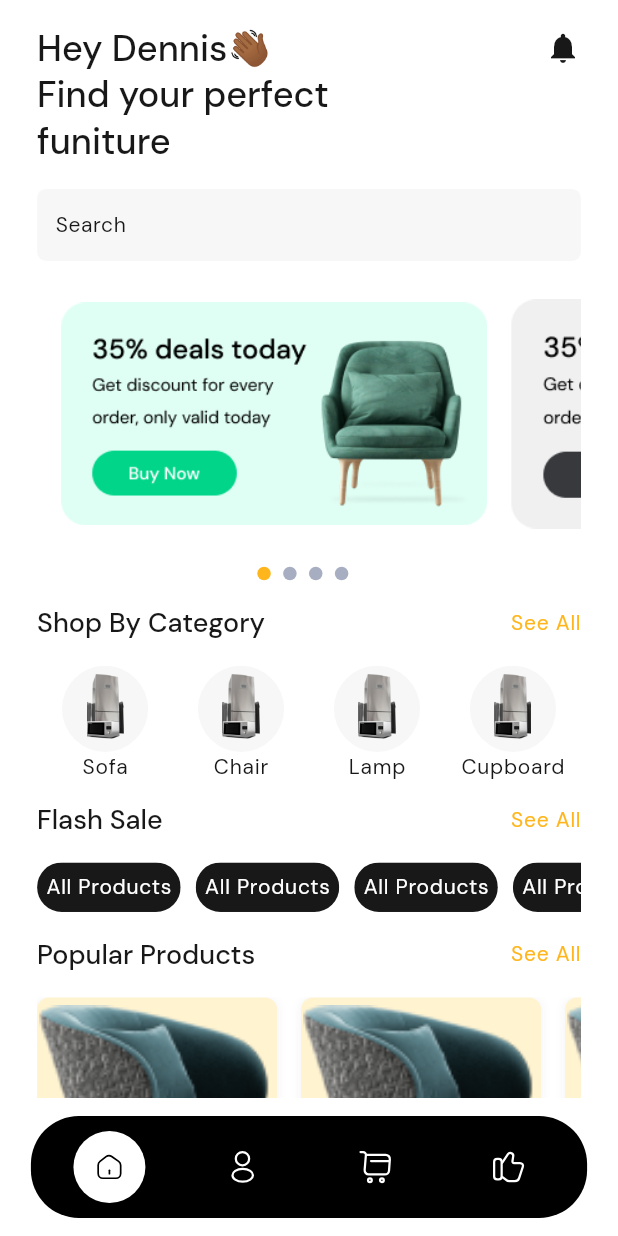
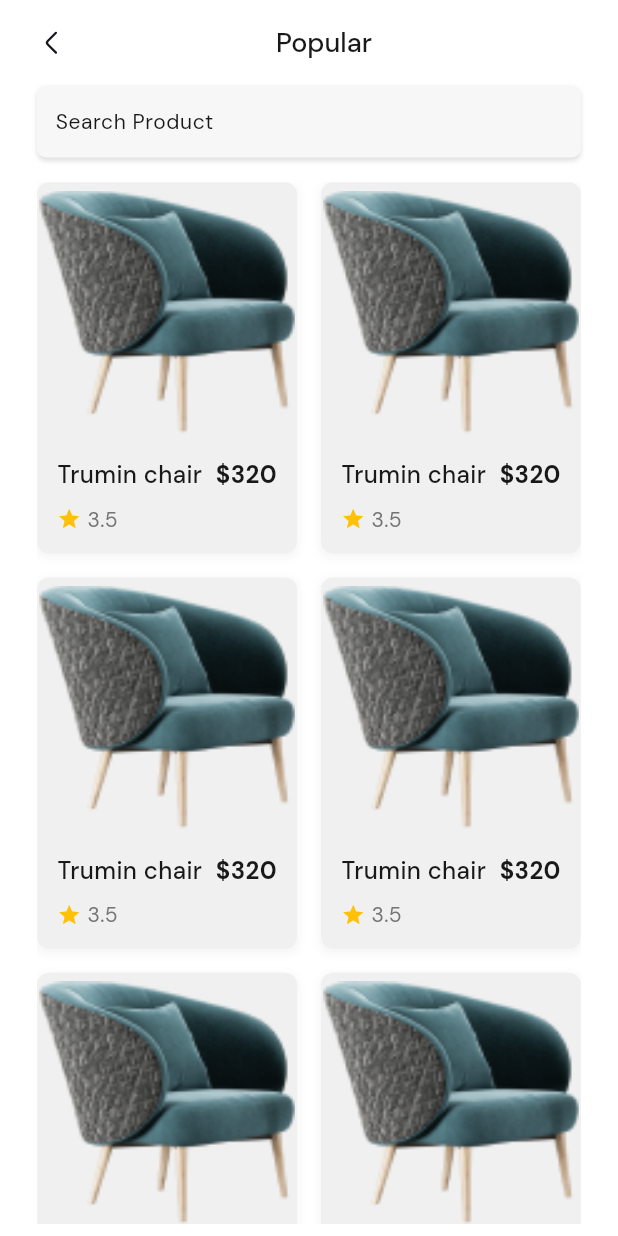
Before and after one commit to hello-favour/Home-Ease, a Flutter app: the screen it shows after launch, after a tap on "See All", on a phone screen of 412 x 824 dp. Run offline on Flutter 3.47's test engine with Material 3 defaults, Android fonts, the phone set to English and light mode, and no system bars; drawn by our look-alikes of carousel_slider, dots_indicator; our stand-ins replace flutter_riverpod, flutter_staggered_animations, flutter_svg, gap, go_router, google_fonts and 2 more.

Commit message:
added view all for popular product, recommend, arrival

```diff
--- a/lib/core/constants/app_router.dart
+++ b/lib/core/constants/app_router.dart
@@ -6,7 +6,13 @@ import 'package:home_ease/views/auth/login_view.dart';
 import 'package:home_ease/views/auth/register_view.dart';
 import 'package:home_ease/views/cart/cart_view.dart';
 import 'package:home_ease/views/favorite/favorite_view.dart';
+import 'package:home_ease/views/home/chair_view.dart';
+import 'package:home_ease/views/home/cupboard_view.dart';
 import 'package:home_ease/views/home/home_view.dart';
+import 'package:home_ease/views/home/lamp_view.dart';
+import 'package:home_ease/views/home/new_arrival_product_view.dart';
+import 'package:home_ease/views/home/popular_product_view.dart';
+import 'package:home_ease/views/home/recommend_product_view.dart';
 import 'package:home_ease/views/home/sofa_view.dart';
 import 'package:home_ease/views/onboarding/splash_view.dart';
 import 'package:home_ease/views/onboarding/onboarding_view.dart';
@@ -36,6 +42,9 @@ abstract class AppRoutes {
   static String get popularProduct => '/popularProduct';
   static String get newArrival => '/newArrival';
   static String get recommendProduct => '/recommendProduct';
+  static String get chair => '/chair';
+  static String get lamp => '/lamp';
+  static String get cupBoard => '/cupBoard';
 }
 
 final GlobalKey<NavigatorState> parentNavigatorKey =
@@ -98,16 +107,28 @@ class CustomNavigationHelper {
       builder: (context, state) => const SofaView(),
     ),
     GoRoute(
-      path: AppRoutes.sofa,
-      builder: (context, state) => const SofaView(),
+      path: AppRoutes.popularProduct,
+      builder: (context, state) => const PopularProductView(),
     ),
     GoRoute(
-      path: AppRoutes.sofa,
-      builder: (context, state) => const SofaView(),
+      path: AppRoutes.newArrival,
+      builder: (context, state) => const NewArrivalProductView(),
     ),
     GoRoute(
-      path: AppRoutes.sofa,
-      builder: (context, state) => const SofaView(),
+      path: AppRoutes.recommendProduct,
+      builder: (context, state) => const RecommendProductView(),
+    ),
+    GoRoute(
+      path: AppRoutes.chair,
+      builder: (context, state) => const ChairView(),
+    ),
+    GoRoute(
+      path: AppRoutes.lamp,
+      builder: (context, state) => const LampView(),
+    ),
+    GoRoute(
+      path: AppRoutes.cupBoard,
+      builder: (context, state) => const CupboardView(),
     ),
     StatefulShellRoute.indexedStack(
       parentNavigatorKey: parentNavigatorKey,
--- a/lib/utils/app_textfield.dart
+++ b/lib/utils/app_textfield.dart
@@ -22,20 +22,22 @@ class AppTextfield extends ConsumerWidget {
 
   @override
   Widget build(BuildContext context, WidgetRef ref) {
-    final isObscure =
-        obscureText ? ref.watch(obscureTextProvider(controller!)) : false;
+    // Only watch the provider if both obscureText is true and controller is not null
+    final isObscure = obscureText && controller != null
+        ? ref.watch(obscureTextProvider(controller!))
+        : false;
 
     return Container(
       decoration: BoxDecoration(
         color: AppColors.greyColor,
         borderRadius: BorderRadius.circular(10.sp),
-        // boxShadow: [
-        //   BoxShadow(
-        //     color: Colors.grey.shade300,
-        //     blurRadius: 2,
-        //     offset: const Offset(0, 2),
-        //   ),
-        // ],
+        boxShadow: [
+          BoxShadow(
+            color: Colors.grey.shade300,
+            blurRadius: 2,
+            offset: const Offset(0, 2),
+          ),
+        ],
       ),
       child: TextField(
         controller: controller,
@@ -46,7 +48,8 @@ class AppTextfield extends ConsumerWidget {
           labelStyle: Theme.of(context).textTheme.bodySmall?.copyWith(
                 color: AppColors.blackColor,
               ),
-          suffixIcon: obscureText
+          suffixIcon: obscureText &&
+                  controller != null // Check if controller is not null
               ? GestureDetector(
                   onTap: () {
                     ref
--- a/lib/views/home/home_view.dart
+++ b/lib/views/home/home_view.dart
@@ -62,8 +62,8 @@ class _HomeViewState extends ConsumerState<HomeView> {
                 ),
                 const OffersList(),
                 2.sH,
-                RowText(
-                  onTap: () {},
+                const RowText(
+                  viewAll: false,
                   title: "Shop By Category",
                 ),
                 2.sH,
@@ -99,8 +99,8 @@ class _HomeViewState extends ConsumerState<HomeView> {
                   ),
                 ),
                 1.sH,
-                RowText(
-                  onTap: () {},
+                const RowText(
+                  viewAll: false,
                   title: "Flash Sale",
                 ),
                 2.sH,
--- a/lib/views/home/popular_product_view.dart
+++ b/lib/views/home/popular_product_view.dart
@@ -0,0 +1,85 @@
+import 'package:flutter/material.dart';
+import 'package:flutter_riverpod/flutter_riverpod.dart';
+import 'package:flutter_svg/svg.dart';
+import 'package:go_router/go_router.dart';
+import 'package:home_ease/core/constants/app_colors.dart';
+import 'package:home_ease/gen/assets.gen.dart';
+import 'package:home_ease/utils/app_textfield.dart';
+import 'package:home_ease/utils/extension.dart';
+import 'package:home_ease/views/home/widgets/product_card.dart';
+import 'package:sizer/sizer.dart';
+
+class PopularProductView extends ConsumerWidget {
+  const PopularProductView({super.key});
+
+  @override
+  Widget build(BuildContext context, WidgetRef ref) {
+    return Scaffold(
+      body: SafeArea(
+        child: SizedBox(
+          width: double.infinity,
+          child: Padding(
+            padding: EdgeInsets.symmetric(horizontal: 6.w),
+            child: Column(
+              children: [
+                2.sH,
+                Row(
+                  mainAxisAlignment: MainAxisAlignment.start,
+                  children: [
+                    GestureDetector(
+                      onTap: () {
+                        context.pop();
+                      },
+                      child: SvgPicture.asset(Assets.icons.arrowLeft),
+                    ),
+                    const Spacer(),
+                    Text(
+                      "Popular",
+                      style: Theme.of(context).textTheme.headlineSmall,
+                    ),
+                    const Spacer(),
+                  ],
+                ),
+                2.sH,
+                Expanded(
+                  child: Column(
+                    children: [
+                      const AppTextfield(
+                        label: "Search Product",
+                        obscureText: false,
+                        textInputType: TextInputType.text,
+                      ),
+                      2.sH,
+                      Expanded(
+                        child: GridView.builder(
+                          gridDelegate:
+                              const SliverGridDelegateWithFixedCrossAxisCount(
+                            crossAxisCount: 2,
+                            childAspectRatio: 0.7,
+                            crossAxisSpacing: 16,
+                            mainAxisSpacing: 16,
+                          ),
+                          itemBuilder: (context, index) {
+                            return ProductCard(
+                              title: 'Trumin chair',
+                              price: 320,
+                              rating: 3.5,
+                              imagePath: Assets.images.armchair.path,
+                              background: AppColors.greyBgColor,
+                            );
+                          },
+                          itemCount: 10,
+                        ),
+                      ),
+                      1.sH,
+                    ],
+                  ),
+                ),
+              ],
+            ),
+          ),
+        ),
+      ),
+    );
+  }
+}
--- a/lib/views/home/widgets/product_card.dart
+++ b/lib/views/home/widgets/product_card.dart
@@ -1,5 +1,4 @@
 import 'package:flutter/material.dart';
-import 'package:home_ease/core/constants/app_colors.dart';
 import 'package:sizer/sizer.dart';
 
 class ProductCard extends StatelessWidget {
@@ -10,13 +9,13 @@ class ProductCard extends StatelessWidget {
   final Color background;
 
   const ProductCard({
-    Key? key,
+    super.key,
     required this.title,
     required this.price,
     required this.rating,
     required this.imagePath,
     required this.background,
-  }) : super(key: key);
+  });
 
   @override
   Widget build(BuildContext context) {
@@ -112,31 +111,3 @@ class ProductCard extends StatelessWidget {
     );
   }
 }
-
-
-// // Example usage in a grid
-// class ProductGrid extends StatelessWidget {
-//   const ProductGrid({Key? key}) : super(key: key);
-
-//   @override
-//   Widget build(BuildContext context) {
-//     return GridView.builder(
-//       padding: const EdgeInsets.all(16),
-//       gridDelegate: const SliverGridDelegateWithFixedCrossAxisCount(
-//         crossAxisCount: 2,
-//         childAspectRatio: 0.7,
-//         crossAxisSpacing: 16,
-//         mainAxisSpacing: 16,
-//       ),
-//       itemBuilder: (context, index) {
-//         return const ProductCard(
-//           title: 'Trumin chair',
-//           price: 320,
-//           rating: 3.5,
-//           imagePath: 'assets/images/chair.jpg', // Path to your asset image
-//         );
-//       },
-//       itemCount: 10,
-//     );
-//   }
-// }
--- a/lib/views/home/widgets/row_text.dart
+++ b/lib/views/home/widgets/row_text.dart
@@ -3,11 +3,13 @@ import 'package:home_ease/core/constants/app_colors.dart';
 
 class RowText extends StatelessWidget {
   final String title;
-  final VoidCallback onTap;
+  final VoidCallback? onTap;
+  final bool viewAll;
   const RowText({
     super.key,
     required this.title,
-    required this.onTap,
+    this.onTap,
+    this.viewAll = true,
   });
 
   @override
@@ -19,12 +21,13 @@ class RowText extends StatelessWidget {
           title,
           style: Theme.of(context).textTheme.headlineSmall,
         ),
+        if (viewAll)
           GestureDetector(
             onTap: onTap,
             child: Text(
               "See All",
               style: Theme.of(context).textTheme.bodyLarge!.copyWith(
-                  color: AppColors.primaryColor,
+                    color: AppColors.color3,
                   ),
             ),
           ),
```
Also changed, not shown: lib/views/home/chair_view.dart (added, +11 -0 lines), lib/views/home/cupboard_view.dart (added, +11 -0 lines), lib/views/home/lamp_view.dart (added, +11 -0 lines), lib/views/home/new_arrival_product_view.dart (+106 -0 lines), lib/views/home/recommend_product_view.dart (+82 -0 lines). Lines whose indentation alone changed are shown as unchanged.
